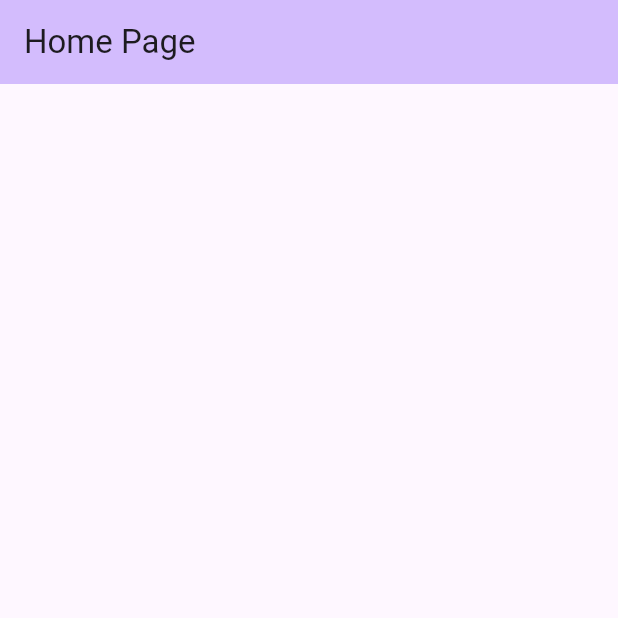
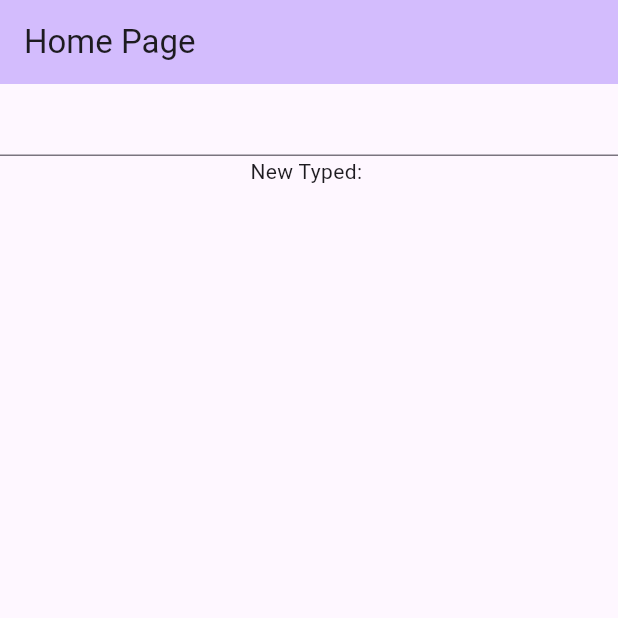
Before and after one commit to anorld-droid/testingflutterhooks, a Flutter app: the first screen one second after launch, on a phone screen of 412 x 824 dp, the top half of it. Run offline on Flutter 3.47's test engine with Material 2 defaults, Android fonts, the phone set to English and light mode, and no system bars; our stand-ins replace flutter_hooks.

Commit message:
Added use TextEditing Controller, State and Effect

```diff
--- a/lib/main.dart
+++ b/lib/main.dart
@@ -24,13 +24,29 @@ class HomePage extends HookWidget {
 
   @override
   Widget build(BuildContext context) {
-    final dateTime = useStream(getTime());
-
+    // final dateTime = useStream(getTime());
+    final controller = useTextEditingController();
+    final text = useState('');
+    useEffect(
+      () {
+        controller.addListener(() {
+          text.value = controller.text;
+        });
+        return null;
+      },
+      [controller],
+    );
     return Scaffold(
       appBar: AppBar(
         backgroundColor: Theme.of(context).colorScheme.inversePrimary,
-        title: Text(dateTime.data ?? 'Home Page'),
+        title: const Text('Home Page'),
       ),
+      body: Column(children: [
+        TextField(
+          controller: controller,
+        ),
+        Text('New Typed: ${text.value}'),
+      ]),
     );
   }
 }
```
